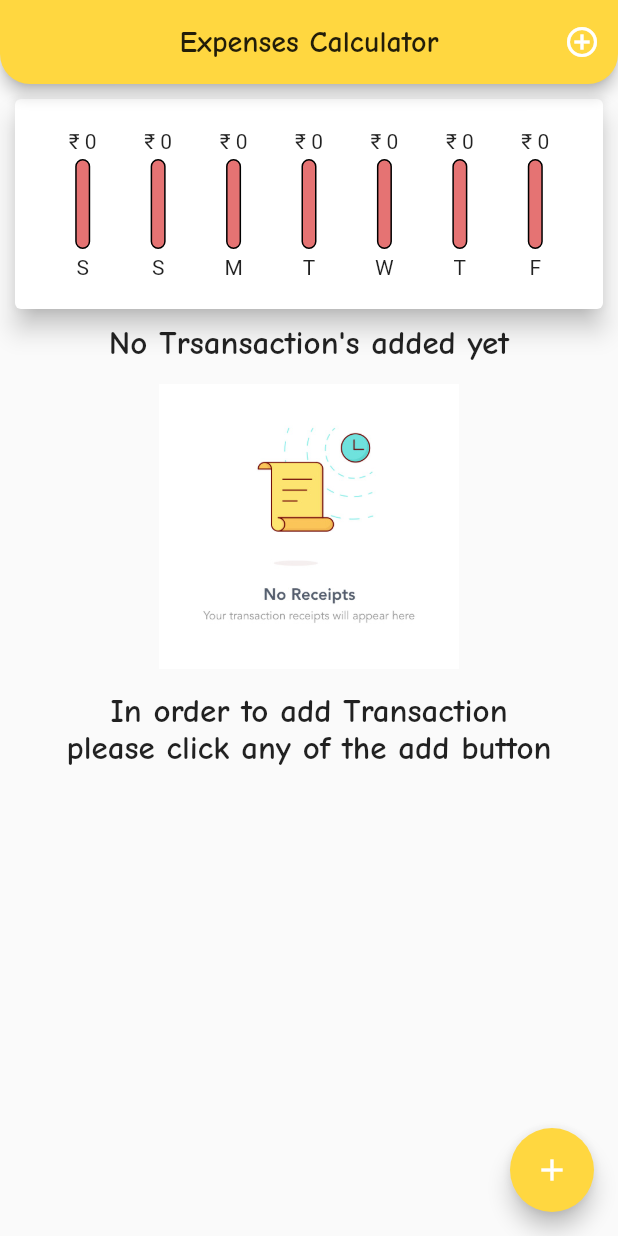
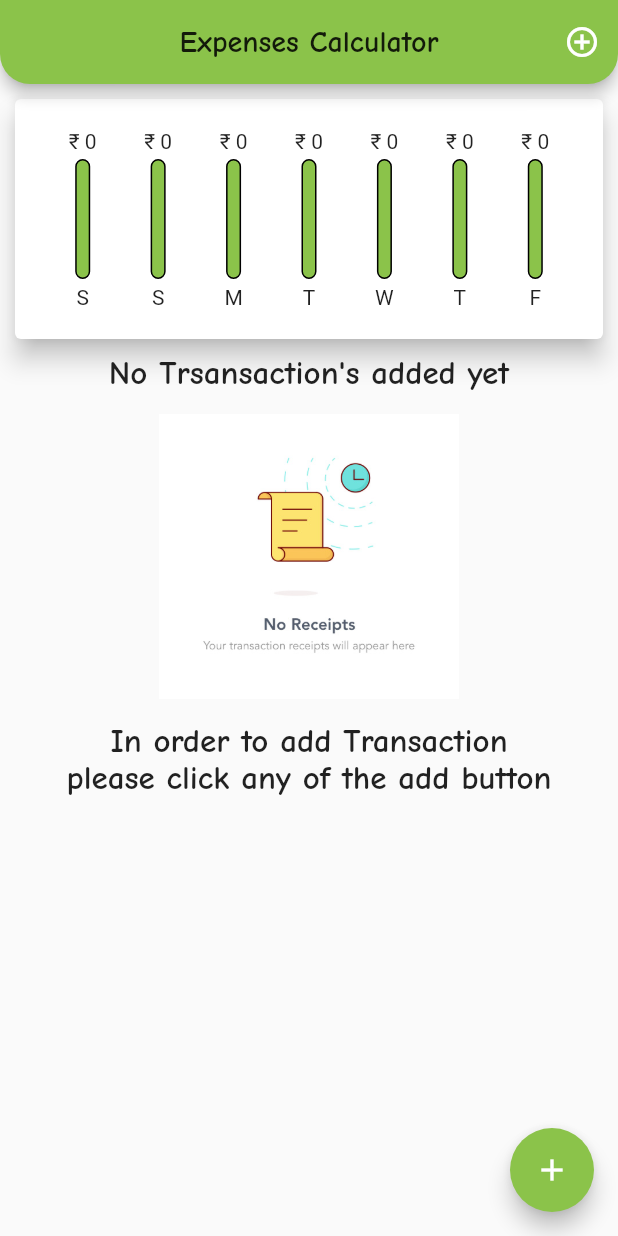
Before and after one commit to Erickeagle3/expense_app, a Flutter app: the screen it shows after launch, on a phone screen of 412 x 824 dp. Run offline on Flutter 3.47's test engine with Material 2 defaults, Android fonts, the phone set to English and light mode, and no system bars.

Commit message:
flutter: another styling of charts and cards
Note - This file is for another styling of our app

```diff
--- a/lib/main.dart
+++ b/lib/main.dart
@@ -2,8 +2,8 @@ import 'package:expense_app/widgets/chart.dart';
 import 'package:flutter/material.dart';
 import 'package:expense_app/data/trans.dart';
 import 'package:expense_app/widgets/new_transaction.dart';
-import 'package:expense_app/widgets/transaction.dart';
-
+//import 'package:expense_app/widgets/transaction.dart';
+import 'package:expense_app/widgets/newstylet.dart';
 void main() {
   runApp(const MyApp());
 }
@@ -16,7 +16,7 @@ class MyApp extends StatelessWidget {
     return MaterialApp(
       title: 'Expenses Calculator',
       theme: ThemeData(
-        primaryColor: Colors.amberAccent,
+        primaryColor: Colors.lightGreen,
         fontFamily: 'ComicNeue',
       ),
       home: const MyHomePage(),
--- a/lib/widgets/chart_box.dart
+++ b/lib/widgets/chart_box.dart
@@ -18,13 +18,13 @@ class MyChartBox extends StatelessWidget {
         ),
         // ignore: sized_box_for_whitespace
         Container(
-          height: 60,
+          height: 80,
           width: 10,
           child: Stack(children: <Widget>[
             Container(
               decoration: BoxDecoration(
                 border: Border.all(color: Colors.black, width: 1.0),
-                color: Colors.red.shade300,
+                color: Colors.lightGreen,
                 borderRadius: BorderRadius.circular(15),
               ),
             ),
@@ -32,7 +32,7 @@ class MyChartBox extends StatelessWidget {
               heightFactor: spentperofTotal,
               child: Container(
                 decoration: BoxDecoration(
-                    color: Theme.of(context).primaryColor,
+                    color: Colors.green,
                     borderRadius: BorderRadius.circular(15)),
               ),
             )
--- /dev/null
+++ b/lib/widgets/newstylet.dart
@@ -0,0 +1,77 @@
+// ignore_for_file: non_constant_identifier_names
+
+import 'package:flutter/material.dart';
+import 'package:expense_app/data/trans.dart';
+import 'package:intl/intl.dart';
+
+class MyTransactions extends StatelessWidget {
+  final List<Trans> Transaction;
+  const MyTransactions(this.Transaction, {super.key});
+
+  @override
+  Widget build(BuildContext context) {
+    return SizedBox(
+      height: 750, //changing acording to testing device for now.
+      child: Transaction.isEmpty
+          ? Column(
+              children: <Widget>[
+                const Text(
+                  'No Trsansaction\'s added yet',
+                  textAlign: TextAlign.center,
+                  style: TextStyle(fontSize: 22, fontFamily: 'ComicNeue'),
+                ),
+                const SizedBox(
+                  height: 10,
+                ),
+                Image.asset(
+                  'assets/images/no_edited.jpg',
+                  height: 200,
+                  width: 200,
+                ),
+                const SizedBox(
+                  height: 10,
+                ),
+                const Text(
+                  '''In order to add Transaction
+please click any of the add button''',
+                  textAlign: TextAlign.center,
+                  style: TextStyle(fontSize: 22, fontFamily: 'ComicNeue'),
+                )
+              ],
+            )
+          : ListView.builder(
+              itemBuilder: (text, index) {
+                return Card(
+                  elevation: 6,
+                  margin:
+                      const EdgeInsets.symmetric(vertical: 7, horizontal: 10),
+                  child: ListTile(
+                    leading: CircleAvatar(
+                      backgroundColor: Colors.lightGreen,
+                      radius: 30,
+                      child: Padding(
+                        padding: const EdgeInsets.all(6),
+                        child: FittedBox(
+                            child: Text(
+                          '₹ ${Transaction[index].amount.toStringAsFixed(2)}',
+                          style: const TextStyle(
+                              color: Colors.black, fontFamily: 'ComicNeue'),
+                        )),
+                      ),
+                    ),
+                    title: Text(
+                      Transaction[index].title,
+                      style: const TextStyle(
+                          fontFamily: 'ComicNeue', fontSize: 20),
+                    ),
+                    subtitle: Text(
+                        DateFormat.yMMMEd().format(Transaction[index].date),
+                        style: const TextStyle(fontFamily: 'ComicNeue', fontWeight: FontWeight.bold)),
+                  ),
+                );
+              },
+              itemCount: Transaction.length,
+            ),
+    );
+  }
+}
--- a/lib/widgets/transaction.dart
+++ b/lib/widgets/transaction.dart
@@ -1,4 +1,4 @@
-// ignore_for_file: non_constant_identifier_names
+/* // ignore_for_file: non_constant_identifier_names
 
 import 'package:flutter/material.dart';
 import 'package:expense_app/data/trans.dart';
@@ -87,3 +87,4 @@ please click any of the add button''',
     );
   }
 }
+ */
```
